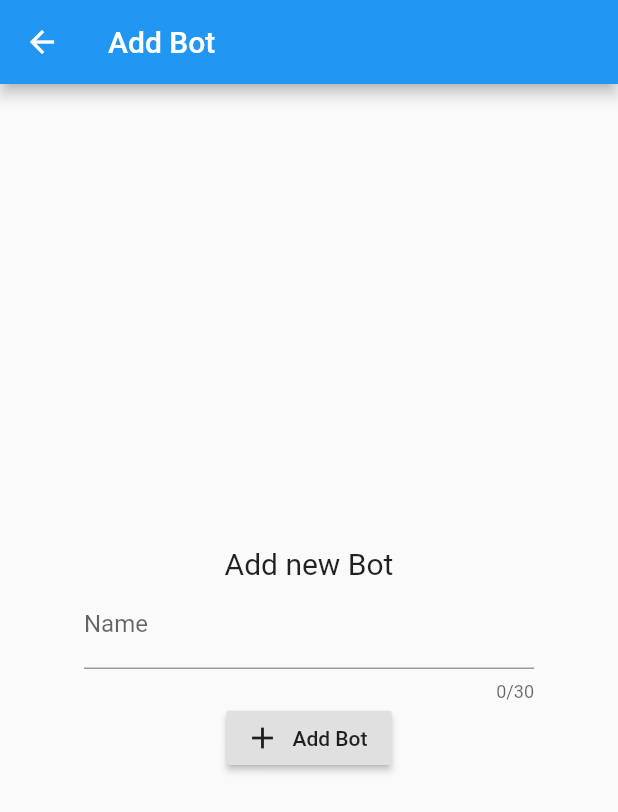
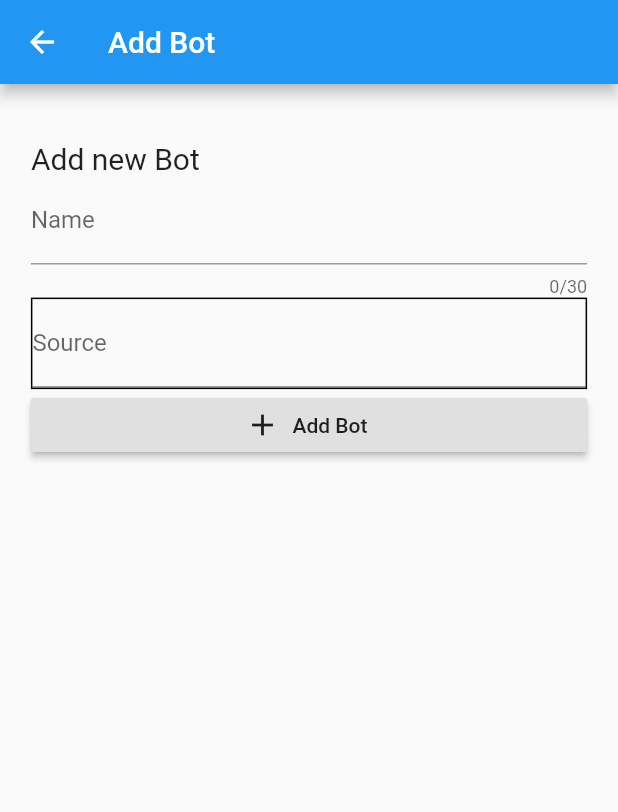
Before and after one commit to mihai1voicescu/hackaton-front, a Flutter app: the AddBot screen opened by its route, on a phone screen of 412 x 824 dp. Shown: the top 812 px of the screen. Run offline on Flutter 3.47's test engine with Material 2 defaults, Android fonts, the phone set to English and light mode, and no system bars; our stand-ins replace charts_flutter, shared_preferences; accounts and stored records are empty; generated files the repository leaves out were written again.

Commit message:
Add source code box

```diff
--- a/lib/menu.dart
+++ b/lib/menu.dart
@@ -31,7 +31,7 @@ class Menu {
 
   AppBar getMainAppBar() {
     return AppBar(
-      title: Text('First Screen'),
+      title: Text('Yoogle'),
       actions: <Widget>[
         // action button
         IconButton(
--- a/lib/routes/add_bot.dart
+++ b/lib/routes/add_bot.dart
@@ -13,6 +13,7 @@ class AddBot extends StatefulWidget {
 
 class _AddBotState extends State<AddBot> {
   final _nameController = TextEditingController();
+  final _sourceController = TextEditingController();
   final _formKey = GlobalKey<FormState>();
   var _failedAsync = false;
 
@@ -37,13 +38,14 @@ class _AddBotState extends State<AddBot> {
         title: Text("Add Bot"),
       ),
       body: Center(
-        child: Container(
-          width: 300,
+        child: FractionallySizedBox(
+          widthFactor: 0.9,
+          heightFactor: 0.9,
           child: Form(
             autovalidate: true,
             key: _formKey,
-            child: Column(
-              mainAxisAlignment: MainAxisAlignment.center,
+            child: ListView(
+//              mainAxisAlignment: MainAxisAlignment.center,
               children: <Widget>[
                 Text(
                   'Add new Bot',
@@ -55,6 +57,15 @@ class _AddBotState extends State<AddBot> {
                     maxLines: 1,
                     keyboardType: TextInputType.text,
                     decoration: InputDecoration(labelText: "Name")),
+                Container(
+                  decoration: BoxDecoration(border: Border.all()),
+                  child: TextFormField(
+                      controller: _sourceController,
+                      maxLength: null,
+                      keyboardType: TextInputType.multiline,
+                      maxLines: null,
+                      decoration: InputDecoration(labelText: "Source")),
+                ),
 //                SearchWidget<String>(
 //                  dataList: Services().getAvailableStocks(),
 //                  hideSearchBoxWhenItemSelected: true,
```
